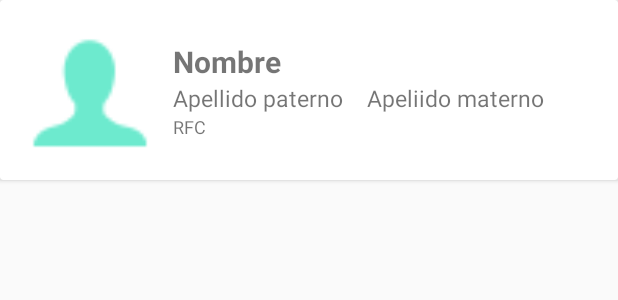
After one commit to hiramcastrod/hiram-vendimia, an Android app: the layout clients_view_holder.xml on its own in the app's theme, with its tools: preview values and no code run, on a phone screen of 412 x 824 dp. The commit adds this screen. Shown: the top 300 px of the screen. Run offline under Robolectric (Android 15) with nearby library versions, the phone set to English and light mode, and no system bars; network calls fail.

Commit message:
client mocky list, views, adapter'

```diff
--- /dev/null
+++ b/app/src/main/res/layout/clients_view_holder.xml
@@ -0,0 +1,68 @@
+<?xml version="1.0" encoding="utf-8"?>
+<android.support.v7.widget.CardView
+    xmlns:android="http://schemas.android.com/apk/res/android"
+    android:layout_width="match_parent"
+    android:layout_height="wrap_content">
+
+    <LinearLayout
+        xmlns:android="http://schemas.android.com/apk/res/android"
+        android:layout_width="match_parent"
+        android:layout_height="wrap_content"
+        android:orientation="horizontal"
+        android:padding="@dimen/list_padding"
+        android:gravity="center"
+        >
+
+        <ImageView
+            android:id="@+id/client_icon"
+            android:src="@drawable/ic_action_name"
+            android:layout_width="100dp"
+            android:layout_height="100dp" />
+
+        <LinearLayout
+            android:layout_marginLeft="5dp"
+            android:layout_width="match_parent"
+            android:layout_height="wrap_content"
+            android:orientation="vertical"
+            android:layout_gravity="center"
+            >
+            <TextView
+                android:id="@+id/textView_name_client"
+                android:layout_width="match_parent"
+                android:layout_height="wrap_content"
+                android:text="Nombre"
+                android:textSize="20dp"
+                android:textStyle="bold"
+                />
+            <LinearLayout
+                android:layout_width="wrap_content"
+                android:layout_height="wrap_content"
+                android:orientation="horizontal"
+                >
+            <TextView
+                android:id="@+id/textView_lastname"
+                android:layout_width="match_parent"
+                android:layout_height="wrap_content"
+                android:text="Apellido paterno"
+                android:textSize="15dp"
+                android:paddingRight="@dimen/general_padding"
+                />
+            <TextView
+                android:id="@+id/textView_surname"
+                android:layout_width="match_parent"
+                android:layout_height="wrap_content"
+                android:text="Apeliido materno"
+                android:textSize="15dp"
+                />
+            </LinearLayout>
+            <TextView
+                android:id="@+id/textView_rfc_client"
+                android:layout_width="match_parent"
+                android:layout_height="wrap_content"
+                android:text="RFC"
+                android:textSize="12dp"
+                />
+        </LinearLayout>
+    </LinearLayout>
+
+</android.support.v7.widget.CardView>
```
Also changed, not shown: app/src/main/java/hiram/vendimia/adapters/ClientsAdapter.java (added, +64 -0 lines), app/src/main/java/hiram/vendimia/fragments/ClientsFragment.java (+77 -1 lines), app/src/main/java/hiram/vendimia/models/Client.java (added, +44 -0 lines), app/src/main/res/layout/fragment_clients.xml (+18 -7 lines), app/src/main/res/drawable-hdpi/ic_action_name.png (added), app/src/main/res/drawable-mdpi/ic_action_name.png (added), app/src/main/res/drawable-xhdpi/ic_action_name.png (added), app/src/main/res/drawable-xxhdpi/ic_action_name.png (added).
